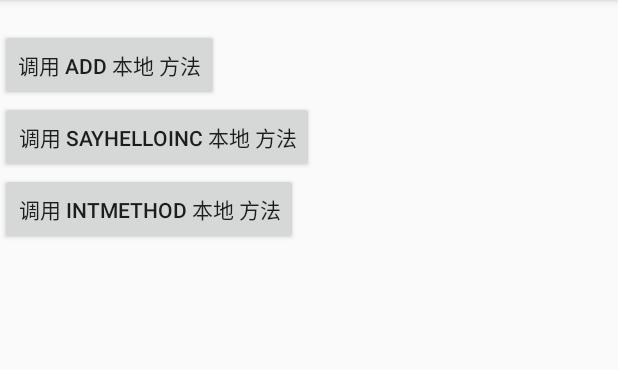
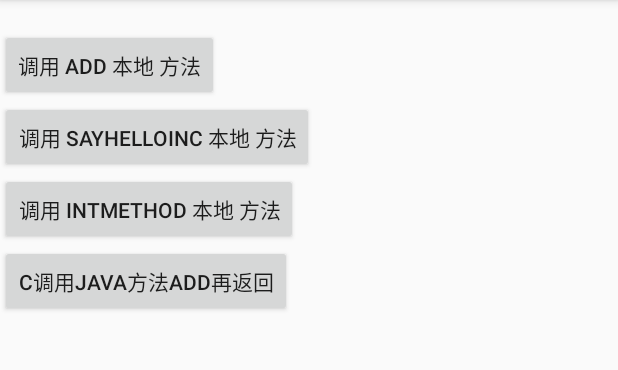
Before and after one commit to ut2014/NDK_all, an Android app: the screen it shows after launch (MainActivity), on a phone screen of 412 x 824 dp, the part 84-454 px from its top. Run offline under Robolectric (Android 15) with nearby library versions, the phone set to English and light mode, and no system bars; 2 statements that could not run were skipped.

Commit message:
c调用java

```diff
--- a/app/src/main/java/com/it5/ndk/DataProvider.java
+++ b/app/src/main/java/com/it5/ndk/DataProvider.java
@@ -21,4 +21,9 @@ public class DataProvider {
     //将java中的int数组传递给C语言, C语言为每个元素加10, 返回给Java
     public native int[] intMethod(int[] nums);
 
+    public native int c2java();
+
+    public int javaAdd(int x,int y){
+        return x+y;
+    }
 }
--- a/app/src/main/java/com/it5/ndk/MainActivity.java
+++ b/app/src/main/java/com/it5/ndk/MainActivity.java
@@ -36,6 +36,9 @@ public class MainActivity extends AppCompatActivity {
                 int[] array={1,2,3,4,5};
                 dataProvider.intMethod(array);
                 break;
+            case R.id.add_:
+                Toast.makeText(getApplicationContext(),"the add result: "+dataProvider.c2java(),Toast.LENGTH_SHORT).show();
+                break;
             default:
                 break;
         }
--- a/app/src/main/res/layout/activity_main.xml
+++ b/app/src/main/res/layout/activity_main.xml
@@ -29,5 +29,11 @@
         android:layout_height="wrap_content"
         android:onClick="onClick"
         android:text="调用 intMethod 本地 方法" />
+    <Button
+        android:id="@+id/add_"
+        android:layout_width="wrap_content"
+        android:layout_height="wrap_content"
+        android:onClick="onClick"
+        android:text="c调用java方法add再返回" />
 
 </LinearLayout>
```
Also changed, not shown: 1 other file.
